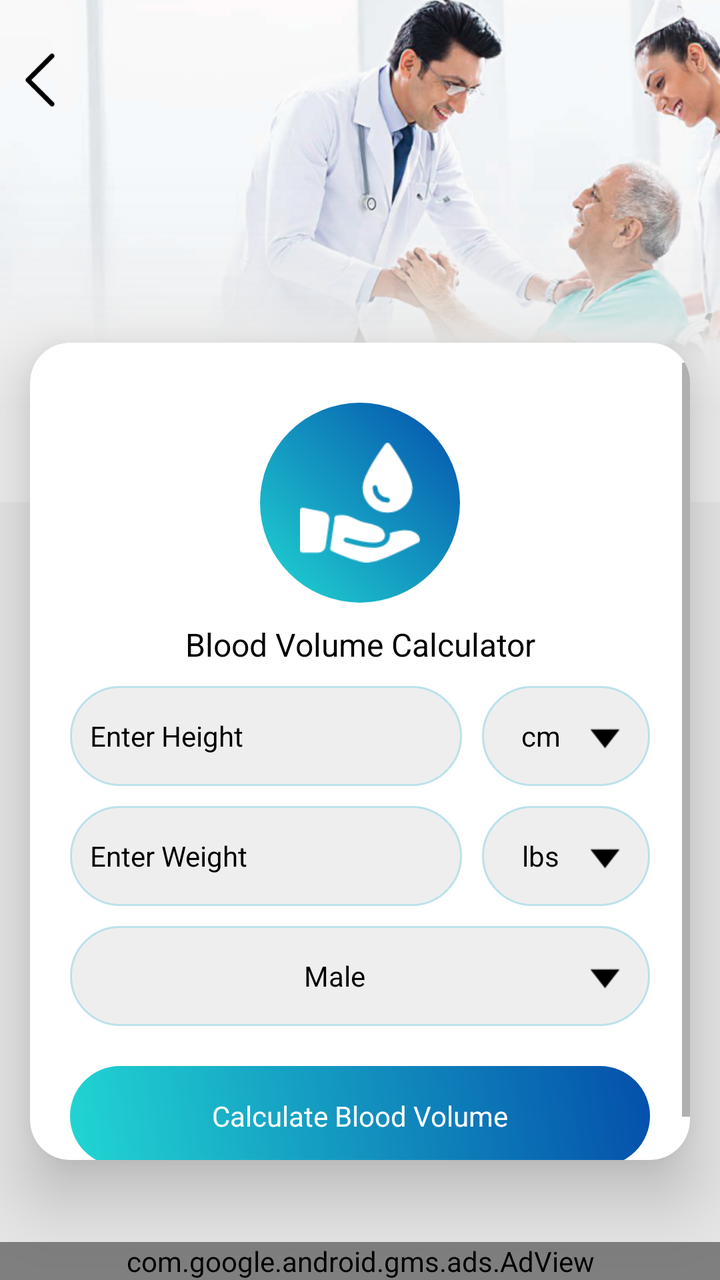
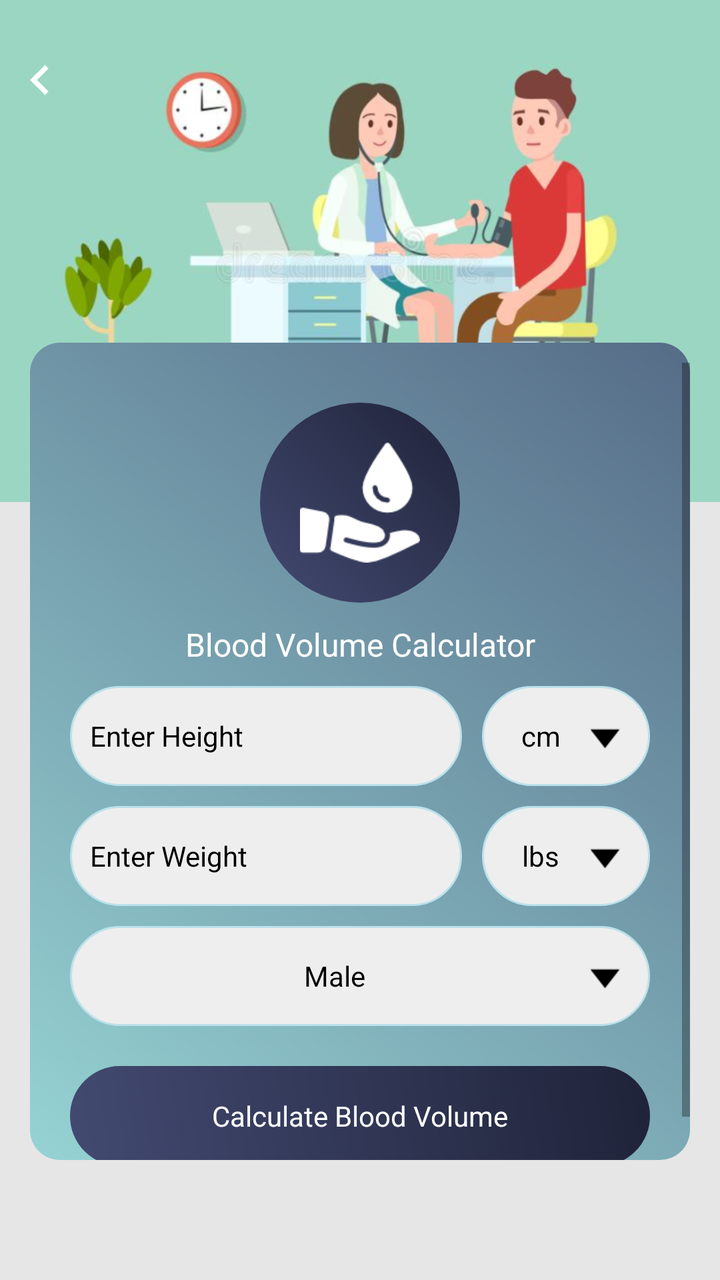

Screens rendered from an Android XML layout before and after an edit, with the pre-edit source and the edit as a unified diff.
<!-- AndroidManifest.xml: application theme AppTheme -->
<!-- res/layout/blood_volume_calc.xml -->
<?xml version="1.0" encoding="utf-8"?>
<RelativeLayout xmlns:android="http://schemas.android.com/apk/res/android"
    xmlns:aapt="http://schemas.android.com/aapt"
    xmlns:app="http://schemas.android.com/apk/res-auto"
    android:layout_width="match_parent"
    android:layout_height="match_parent"
    android:background="@color/gray_color"
    android:orientation="vertical">


    <RelativeLayout
        android:id="@+id/banner"
        android:layout_width="match_parent"
        android:layout_height="wrap_content"
        android:background="@mipmap/calculator_banner_2">

    </RelativeLayout>
    <ImageView
        android:id="@+id/iv_back"
        android:layout_width="40dp"
        android:layout_height="40dp"
        android:layout_alignParentLeft="true"
        android:layout_alignParentTop="true"
        android:layout_marginTop="20dp"
        android:padding="5dp"
        android:src="@mipmap/left_arrow" />





    <androidx.cardview.widget.CardView
        android:id="@+id/cardviewone"
        android:layout_marginBottom="60dp"
        android:layout_width="match_parent"
        android:layout_height="wrap_content"
        android:layout_marginLeft="@dimen/text_15"
        android:layout_below="@+id/banner"
        android:layout_marginTop="-80dp"
        android:layout_marginRight="@dimen/text_15"
        android:orientation="horizontal"
        app:cardCornerRadius="20dp"
        app:cardElevation="20dip">

    <ScrollView
        android:layout_width="match_parent"
        android:layout_height="wrap_content"
        android:layout_marginTop="10dp"
        android:layout_below="@+id/tv_bloodvolume"
        android:layout_above="@+id/ad_layout">


        <LinearLayout
            android:layout_width="match_parent"
            android:layout_height="wrap_content"

            android:orientation="vertical">

            <LinearLayout
                android:id="@+id/ll_bmr"
                android:layout_width="match_parent"
                android:layout_height="wrap_content"
                android:layout_centerInParent="true"
                android:layout_margin="20dp"
                android:orientation="vertical">

                <RelativeLayout
                    android:layout_width="match_parent"
                    android:layout_above="@+id/cardviewone"
                    android:layout_height="wrap_content">
                    <RelativeLayout
                        android:id="@+id/rel12"
                        android:layout_width="100dp"
                        android:layout_centerInParent="true"
                        android:background="@drawable/a3_grad"
                        android:layout_height="100dp">

                        <ImageView
                            android:id="@+id/iv_bloodvolume"
                            android:layout_width="60dp"
                            android:layout_height="60dp"
                            android:layout_centerHorizontal="true"
                            android:layout_centerInParent="true"
                            android:src="@drawable/img_blood_volume" />
                    </RelativeLayout>
                </RelativeLayout>


                <TextView
                    android:id="@+id/tv_bloodvolume"
                    android:layout_width="match_parent"
                    android:layout_height="wrap_content"
                    android:layout_below="@+id/rel12"
                    android:textAlignment="center"
                    android:layout_centerHorizontal="true"
                    android:layout_margin="10dp"
                    android:text="@string/blood_volume_Calculator"
                    android:textColor="@color/black"
                    android:textSize="@dimen/textsize_16" />


                <LinearLayout
                    android:layout_width="match_parent"
                    android:layout_height="wrap_content"
                    android:layout_centerInParent="true"
                    android:orientation="horizontal"
                    android:weightSum="10">

                    <EditText
                        android:id="@+id/et_height"
                        android:layout_width="0dp"
                        android:layout_height="50dp"
                        android:layout_weight="7"
                        android:background="@drawable/corner2"
                        android:hint="@string/Enter_Height"
                        android:imeOptions="actionPrevious"
                        android:inputType="numberDecimal"
                        android:paddingLeft="10dp"
                        android:textColor="@color/black"
                        android:textColorHint="@color/black"
                        android:textSize="@dimen/textsize_14" />

                    <TextView
                        android:id="@+id/tv_heightunit"
                        android:layout_width="0dp"
                        android:layout_height="match_parent"
                        android:layout_marginLeft="10dp"
                        android:layout_weight="3"
                        android:background="@drawable/corner2"
                        android:drawableRight="@mipmap/down"
                        android:gravity="center"
                        android:padding="10dp"
                        android:text="@string/cm"
                        android:textColor="@color/black" />
                </LinearLayout>

                <LinearLayout
                    android:layout_width="match_parent"
                    android:layout_height="wrap_content"
                    android:layout_centerInParent="true"
                    android:layout_marginTop="10dp"
                    android:orientation="horizontal"
                    android:weightSum="10">

                    <EditText
                        android:id="@+id/et_weight"
                        android:layout_width="0dp"
                        android:layout_height="50dp"
                        android:layout_weight="7"
                        android:background="@drawable/corner2"
                        android:hint="@string/Enter_Weight"
                        android:imeOptions="actionPrevious"
                        android:inputType="numberDecimal"
                        android:paddingLeft="10dp"
                        android:textColor="@color/black"
                        android:textColorHint="@color/black"
                        android:textSize="@dimen/textsize_14" />

                    <TextView
                        android:id="@+id/tv_weightunit"
                        android:layout_width="0dp"
                        android:layout_height="match_parent"
                        android:layout_marginLeft="10dp"
                        android:layout_weight="3"
                        android:background="@drawable/corner2"
                        android:drawableRight="@mipmap/down"
                        android:gravity="center"
                        android:padding="10dp"
                        android:text="@string/lbs"
                        android:textColor="@color/black" />
                </LinearLayout>

                <LinearLayout
                    android:id="@+id/llbodyfat"
                    android:layout_width="match_parent"
                    android:layout_height="50dp"
                    android:layout_marginTop="10dp"
                    android:orientation="horizontal">

                    <TextView
                        android:id="@+id/tv_genderunit"
                        android:layout_width="0dp"
                        android:layout_height="match_parent"
                        android:layout_weight="7"
                        android:background="@drawable/corner2"
                        android:gravity="center"
                        android:inputType="numberDecimal"
                        android:paddingLeft="10dp"
                        android:text="@string/Male"
                        android:textColor="@color/black"
                        android:visibility="gone" />

                    <TextView
                        android:id="@+id/tv_gender"
                        android:layout_width="match_parent"
                        android:layout_height="match_parent"
                        android:layout_weight="3"
                        android:background="@drawable/corner2"
                        android:drawableRight="@mipmap/down"
                        android:gravity="center"
                        android:padding="10dp"
                        android:text="@string/Male"
                        android:textColor="@color/black"
                        android:textSize="@dimen/textsize_14" />
                </LinearLayout>

                <TextView
                    android:id="@+id/tv_search_bvc"
                    android:layout_width="match_parent"
                    android:layout_height="50dp"
                    android:layout_marginTop="20dp"
                    android:background="@drawable/a3_grad"
                    android:gravity="center"
                    android:text="@string/Calculate_Blood_volume"
                    android:textColor="#ffffff"
                    android:textColorHint="#ffffff" />
            </LinearLayout>
        </LinearLayout>
    </ScrollView>

    </androidx.cardview.widget.CardView>

    <include
        android:id="@+id/ad_layout"
        layout="@layout/native_ad"
        android:layout_width="match_parent"
        android:layout_height="wrap_content"
        android:layout_alignParentLeft="true"
        android:layout_alignParentBottom="true"
        android:layout_gravity="top|center_vertical|center_horizontal|center" />
</RelativeLayout>
<!-- res/layout/native_ad.xml (included above) -->
<?xml version="1.0" encoding="utf-8"?>
<LinearLayout xmlns:android="http://schemas.android.com/apk/res/android"
    xmlns:aapt="http://schemas.android.com/aapt"
    xmlns:app="http://schemas.android.com/apk/res-auto"
    android:layout_width="match_parent"
    android:layout_height="wrap_content"
    android:orientation="vertical">

    <com.google.android.gms.ads.AdView
        android:id="@+id/adView"
        android:layout_width="match_parent"
        android:layout_height="wrap_content"
        android:layout_above="@+id/ll_footer_menu"
        app:adSize="BANNER"
        app:adUnitId="@string/banner_ad" />
</LinearLayout>
<!-- resources referenced by this layout -->
<resources>
  <color name="black">#000000</color>
  <color name="gray_color">#E6E6E6</color>
  <dimen name="text_15">15sp</dimen>
  <dimen name="textsize_14">14sp</dimen>
  <dimen name="textsize_16">16sp</dimen>
  <!-- drawable a3_grad (drawable) -->
  <?xml version="1.0" encoding="utf-8"?>
  <shape xmlns:android="http://schemas.android.com/apk/res/android">
      <gradient
          android:angle="225"
          android:endColor="#21d6d3"
          android:startColor="#044fab" />
  
      <corners android:radius="200dp"/>
      
  </shape>
  <!-- drawable corner2 (drawable) -->
  <?xml version="1.0" encoding="utf-8"?>
  <shape xmlns:android="http://schemas.android.com/apk/res/android"
      android:shape="rectangle">
  
  
      <stroke
          android:width="1dp"
          android:color="#BBE1EB"/>
  
      <corners android:radius="200dp"/>
  
      <solid
          android:color="#EEEEEE"/>
  
  </shape>
  <!-- drawable img_blood_volume: png bitmap (drawable, 1483 bytes) -->
  <!-- mipmap calculator_banner_2: png bitmap (mipmap-xhdpi, 230774 bytes) -->
  <!-- mipmap down: png bitmap (mipmap-xhdpi, 325 bytes) -->
  <!-- mipmap left_arrow: png bitmap (mipmap-xhdpi, 499 bytes) -->
  <string name="Calculate_Blood_volume">Calculate Blood Volume</string>
  <string name="Enter_Height">Enter Height</string>
  <string name="Enter_Weight">Enter Weight</string>
  <string name="Male">Male</string>
  <string name="banner_ad">ca-app-pub-3940256099942544/6300978111</string>
  <string name="blood_volume_Calculator">Blood Volume Calculator</string>
  <string name="cm">cm</string>
  <string name="lbs">lbs</string>
  <style name="AppTheme" parent="Theme.AppCompat.Light.DarkActionBar">
          
          <item name="colorPrimary">@color/colorPrimary</item>
          <item name="colorPrimaryDark">@color/colorPrimaryDark</item>
          <item name="colorAccent">@color/colorAccent</item>
      </style>
  <color name="colorPrimary">#36D1DC</color>
  <color name="colorPrimaryDark">#044fab</color>
  <color name="colorAccent">#03DAC5</color>
</resources>

<!-- the commit's change to res/layout/blood_volume_calc.xml (unified diff, before → after) -->
@@ -23,13 +23,13 @@
         android:layout_alignParentTop="true"
         android:layout_marginTop="20dp"
         android:padding="5dp"
-        android:src="@mipmap/left_arrow" />
-
-
-
-
-
-    <androidx.cardview.widget.CardView
+        android:src="@drawable/ic_chevron_left_white_24dp" />
+
+
+
+
+
+    <LinearLayout
         android:id="@+id/cardviewone"
         android:layout_marginBottom="60dp"
         android:layout_width="match_parent"
@@ -39,7 +39,7 @@
         android:layout_marginTop="-80dp"
         android:layout_marginRight="@dimen/text_15"
         android:orientation="horizontal"
-        app:cardCornerRadius="20dp"
+        android:background="@drawable/a2_grad_black"
         app:cardElevation="20dip">
 
     <ScrollView
@@ -47,7 +47,7 @@
         android:layout_height="wrap_content"
         android:layout_marginTop="10dp"
         android:layout_below="@+id/tv_bloodvolume"
-        android:layout_above="@+id/ad_layout">
+        android:layout_above="@+id/normal_ad_include">
 
 
         <LinearLayout
@@ -95,7 +95,7 @@
                     android:layout_centerHorizontal="true"
                     android:layout_margin="10dp"
                     android:text="@string/blood_volume_Calculator"
-                    android:textColor="@color/black"
+                    android:textColor="@color/white"
                     android:textSize="@dimen/textsize_16" />
 
 
@@ -218,31 +218,13 @@
         </LinearLayout>
     </ScrollView>
 
-    </androidx.cardview.widget.CardView>
-
-    <include
-        android:id="@+id/ad_layout"
-        layout="@layout/native_ad"
-        android:layout_width="match_parent"
-        android:layout_height="wrap_content"
-        android:layout_alignParentLeft="true"
-        android:layout_alignParentBottom="true"
-        android:layout_gravity="top|center_vertical|center_horizontal|center" />
+    </LinearLayout>
+
+
+    <LinearLayout
+        android:id="@+id/normal_ad_include"
+        android:layout_width="match_parent"
+        android:layout_height="wrap_content"
+        android:orientation="vertical"
+        android:layout_alignParentBottom="true"/>
 </RelativeLayout>
-<!-- res/layout/native_ad.xml (included above) -->
-<?xml version="1.0" encoding="utf-8"?>
-<LinearLayout xmlns:android="http://schemas.android.com/apk/res/android"
-    xmlns:aapt="http://schemas.android.com/aapt"
-    xmlns:app="http://schemas.android.com/apk/res-auto"
-    android:layout_width="match_parent"
-    android:layout_height="wrap_content"
-    android:orientation="vertical">
-
-    <com.google.android.gms.ads.AdView
-        android:id="@+id/adView"
-        android:layout_width="match_parent"
-        android:layout_height="wrap_content"
-        android:layout_above="@+id/ll_footer_menu"
-        app:adSize="BANNER"
-        app:adUnitId="@string/banner_ad" />
-</LinearLayout>
<!-- resource entries referenced after the edit -->
@@ -2,19 +2,31 @@
 <resources>
   <color name="black">#000000</color>
   <color name="gray_color">#E6E6E6</color>
+  <color name="white">#ffffff</color>
   <dimen name="text_15">15sp</dimen>
   <dimen name="textsize_14">14sp</dimen>
   <dimen name="textsize_16">16sp</dimen>
-  <!-- drawable a3_grad (drawable) -->
+  <!-- drawable a2_grad_black (drawable) -->
   <?xml version="1.0" encoding="utf-8"?>
   <shape xmlns:android="http://schemas.android.com/apk/res/android">
       <gradient
           android:angle="225"
-          android:endColor="#21d6d3"
-          android:startColor="#044fab" />
+          android:endColor="#96D3D3"
+          android:startColor="#566C88" />
   
-      <corners android:radius="200dp"/>
-      
+      <corners android:radius="15dp"/>
+  
+  </shape>
+  <!-- drawable a3_grad (drawable) -->
+  <?xml version="1.0" encoding="utf-8"?>
+  <shape xmlns:android="http://schemas.android.com/apk/res/android">
+  <gradient
+      android:angle="225"
+      android:endColor="#434A71"
+      android:startColor="#1F2339" />
+  
+  <corners android:radius="200dp"/>
+  
   </shape>
   <!-- drawable corner2 (drawable) -->
   <?xml version="1.0" encoding="utf-8"?>
@@ -32,15 +44,19 @@
           android:color="#EEEEEE"/>
   
   </shape>
+  <!-- drawable ic_chevron_left_white_24dp (drawable) -->
+  <vector android:height="24dp" android:tint="#FFFFFF"
+      android:viewportHeight="24" android:viewportWidth="24"
+      android:width="24dp" xmlns:android="http://schemas.android.com/apk/res/android">
+      <path android:fillColor="@android:color/white" android:pathData="M15.41,7.41L14,6l-6,6 6,6 1.41,-1.41L10.83,12z"/>
+  </vector>
   <!-- drawable img_blood_volume: png bitmap (drawable, 1483 bytes) -->
-  <!-- mipmap calculator_banner_2: png bitmap (mipmap-xhdpi, 230774 bytes) -->
+  <!-- mipmap calculator_banner_2: png bitmap (mipmap-xhdpi, 192739 bytes) -->
   <!-- mipmap down: png bitmap (mipmap-xhdpi, 325 bytes) -->
-  <!-- mipmap left_arrow: png bitmap (mipmap-xhdpi, 499 bytes) -->
   <string name="Calculate_Blood_volume">Calculate Blood Volume</string>
   <string name="Enter_Height">Enter Height</string>
   <string name="Enter_Weight">Enter Weight</string>
   <string name="Male">Male</string>
-  <string name="banner_ad">ca-app-pub-3940256099942544/6300978111</string>
   <string name="blood_volume_Calculator">Blood Volume Calculator</string>
   <string name="cm">cm</string>
   <string name="lbs">lbs</string>
@@ -50,8 +66,8 @@
           <item name="colorPrimaryDark">@color/colorPrimaryDark</item>
           <item name="colorAccent">@color/colorAccent</item>
       </style>
-  <color name="colorPrimary">#36D1DC</color>
-  <color name="colorPrimaryDark">#044fab</color>
-  <color name="colorAccent">#03DAC5</color>
+  <color name="colorPrimary">#434A71</color>
+  <color name="colorPrimaryDark">#1F2339</color>
+  <color name="colorAccent">#1F2339</color>
 </resources>
 
